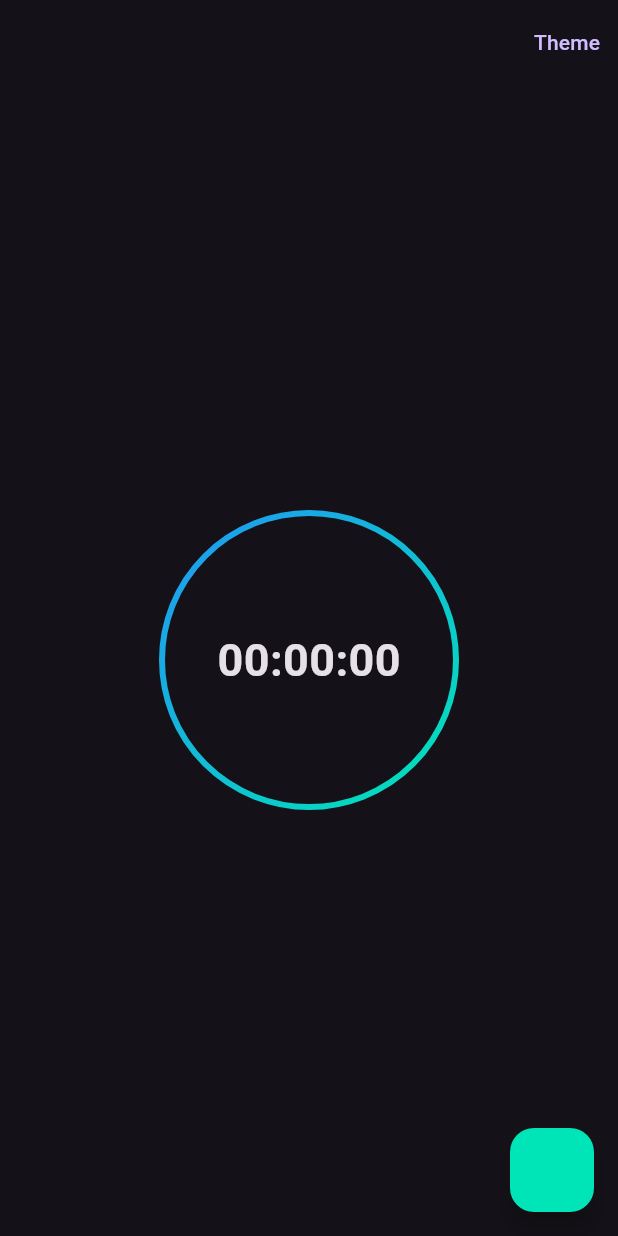
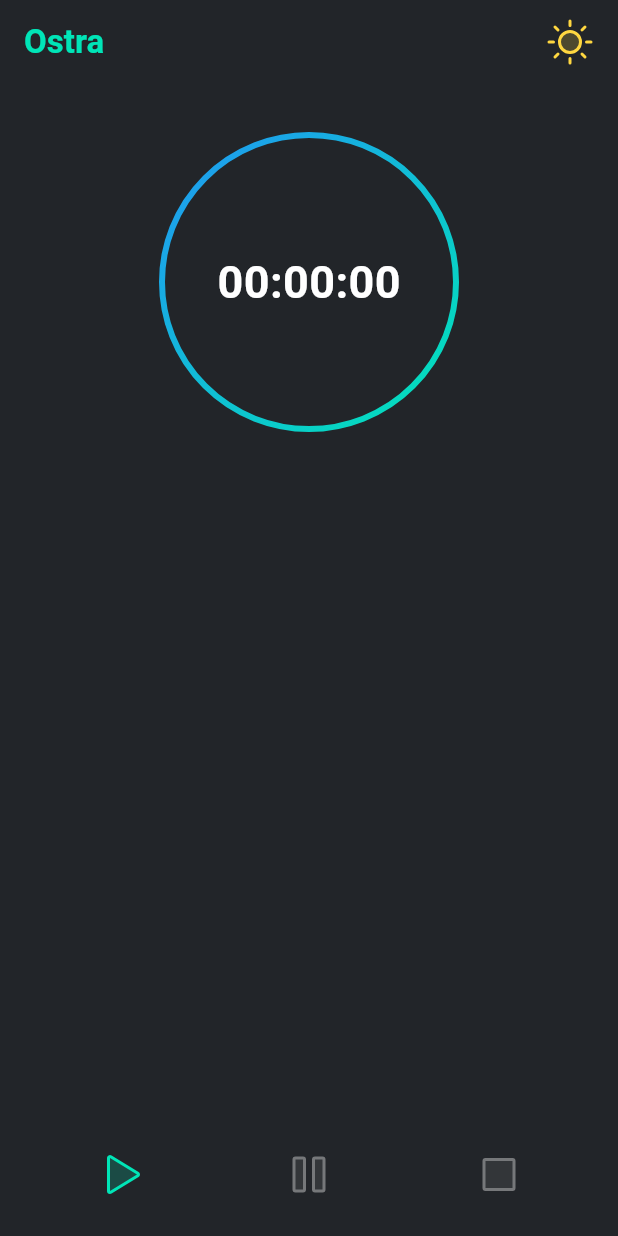
Before and after one commit to shadyaziza/ostra, a Flutter app: the screen it shows after launch, on a phone screen of 412 x 824 dp. Run offline on Flutter 3.47's test engine with Material 3 defaults, Android fonts, the light colour scheme and no system bars; our stand-ins replace phosphor_flutter, rxdart, stacked, stacked_services, stacked_shared.

Commit message:
basic timer home UI

```diff
--- a/lib/app/app.dart
+++ b/lib/app/app.dart
@@ -6,6 +6,7 @@ import 'package:stacked/stacked_annotations.dart';
 import 'package:stacked_services/stacked_services.dart';
 import 'package:ostra/ui/views/timer/timer_view.dart';
 import 'package:ostra/services/theme_service.dart';
+import 'package:ostra/services/activities_service.dart';
 // @stacked-import
 
 @StackedApp(
@@ -20,6 +21,7 @@ import 'package:ostra/services/theme_service.dart';
     LazySingleton(classType: DialogService),
     LazySingleton(classType: NavigationService),
     LazySingleton(classType: ThemeService),
+    LazySingleton(classType: ActivitiesService),
 // @stacked-service
   ],
   bottomsheets: [
--- a/lib/app/app.locator.dart
+++ b/lib/app/app.locator.dart
@@ -11,6 +11,7 @@ import 'package:stacked_services/src/dialog/dialog_service.dart';
 import 'package:stacked_services/src/navigation/navigation_service.dart';
 import 'package:stacked_shared/stacked_shared.dart';
 
+import '../services/activities_service.dart';
 import '../services/theme_service.dart';
 
 final locator = StackedLocator.instance;
@@ -27,5 +28,6 @@ Future<void> setupLocator({
   locator.registerLazySingleton(() => BottomSheetService());
   locator.registerLazySingleton(() => DialogService());
   locator.registerLazySingleton(() => NavigationService());
-  locator.registerLazySingleton(() => ThemeService(colors: DarkAppColors()));
+  locator.registerLazySingleton(() => ThemeService());
+  locator.registerLazySingleton(() => ActivitiesService());
 }
--- /dev/null
+++ b/lib/services/activities_service.dart
@@ -0,0 +1 @@
+class ActivitiesService {}
--- a/lib/services/theme_service.dart
+++ b/lib/services/theme_service.dart
@@ -2,9 +2,7 @@ import 'package:flutter/material.dart';
 import 'package:stacked/stacked.dart';
 
 class ThemeService with ListenableServiceMixin {
-  AppColors colors;
-
-  ThemeService({required this.colors}) {
+  ThemeService() {
     listenToReactiveValues([_themeData]);
   }
 
@@ -14,6 +12,8 @@ class ThemeService with ListenableServiceMixin {
   late ThemeData _themeData = darkTheme;
 
   ThemeData get themeData => _themeData;
+
+  bool get isDark => _themeData == darkTheme;
 
   void toggleTheme() {
     if (_themeData == darkTheme) {
@@ -30,12 +30,26 @@ class ThemeService with ListenableServiceMixin {
   }
 
   ThemeData get darkTheme {
+    // TODO(shadyaziza): extract colors
     return ThemeData(
       useMaterial3: true,
       primaryColor: darkColors.primary,
       primaryColorDark: darkColors.primary,
       floatingActionButtonTheme: FloatingActionButtonThemeData(
         backgroundColor: darkColors.primary,
+      ),
+      colorScheme: ColorScheme(
+        brightness: Brightness.dark,
+        primary: darkColors.primary,
+        onPrimary: Colors.white,
+        secondary: Colors.blue,
+        onSecondary: Colors.black,
+        error: Colors.redAccent,
+        onError: Colors.white,
+        background: darkColors.backgroundColor,
+        onBackground: Colors.white70,
+        surface: darkColors.surface,
+        onSurface: Colors.white,
       ),
       brightness: Brightness.dark,
     );
@@ -49,6 +63,8 @@ class ThemeService with ListenableServiceMixin {
 sealed class AppColors {
   Color get primary;
   Color get card;
+  Color get backgroundColor;
+  Color get surface;
 }
 
 class LightAppColors implements AppColors {
@@ -57,6 +73,12 @@ class LightAppColors implements AppColors {
 
   @override
   Color get primary => const Color(0xFF005C4A);
+
+  @override
+  Color get backgroundColor => Colors.white;
+
+  @override
+  Color get surface => const Color(0xFF222529);
 }
 
 class DarkAppColors implements AppColors {
@@ -65,6 +87,22 @@ class DarkAppColors implements AppColors {
 
   @override
   Color get primary => const Color(0xFF00E5B7);
+
+  @override
+  Color get backgroundColor => const Color(0xFF202226);
+
+  @override
+  Color get surface => const Color(0xFF222529);
 }
 
 class AppColorsService {}
+
+extension AppTheme on ThemeData {
+  Color get primary => colorScheme.primary;
+  Color get onPrimary => colorScheme.onPrimary;
+  Color get onSecondary => colorScheme.onSecondary;
+  Color get surface => colorScheme.surface;
+  Color get onSurface => colorScheme.onSurface;
+  Color get background => colorScheme.background;
+  Color get onBackground => colorScheme.onBackground;
+}
--- a/lib/ui/views/timer/timer_view.dart
+++ b/lib/ui/views/timer/timer_view.dart
@@ -1,6 +1,8 @@
 import 'package:flutter/material.dart';
 import 'package:ostra/app/app.locator.dart';
 import 'package:ostra/services/theme_service.dart';
+import 'package:phosphor_flutter/phosphor_flutter.dart';
+
 import 'package:stacked/stacked.dart';
 
 import 'timer_viewmodel.dart';
@@ -14,16 +16,86 @@ class TimerView extends StackedView<TimerViewModel> {
     TimerViewModel viewModel,
     Widget? child,
   ) {
+    final themeService = locator<ThemeService>();
     return Scaffold(
-      appBar: AppBar(actions: [
+      appBar: AppBar(
+        title: Text(
+          'Ostra',
+          style: Theme.of(context).textTheme.titleLarge!.copyWith(
+                fontWeight: FontWeight.bold,
+                color: Theme.of(context).primary,
+              ),
+        ),
+        centerTitle: false,
+        actions: [
           TextButton(
-          onPressed: locator<ThemeService>().toggleTheme,
-          child: const Text('Theme'),
+            onPressed: themeService.toggleTheme,
+            child: PhosphorIcon(
+              themeService.isDark
+                  ? PhosphorIcons.sun(PhosphorIconsStyle.duotone)
+                  : PhosphorIcons.moon(PhosphorIconsStyle.duotone),
+              color: themeService.isDark
+                  ? Colors.amberAccent
+                  : Theme.of(context).onSurface,
+              size: 32,
             ),
-      ]),
-      floatingActionButton:
-          FloatingActionButton(onPressed: viewModel.startTimer),
-      body: Center(
+          ),
+        ],
+      ),
+      bottomNavigationBar: Container(
+        height: 82,
+        padding: const EdgeInsets.all(16),
+        decoration: BoxDecoration(
+          color: Theme.of(context).colorScheme.surface,
+          borderRadius: const BorderRadius.only(
+              topLeft: Radius.circular(16), topRight: Radius.circular(16)),
+        ),
+        child: Row(
+          mainAxisAlignment: MainAxisAlignment.spaceAround,
+          children: [
+            IconButton(
+              onPressed: (!viewModel.isActive) || viewModel.isPaused
+                  ? viewModel.resumeTimer
+                  : null,
+              icon: PhosphorIcon(
+                PhosphorIcons.play(PhosphorIconsStyle.duotone),
+                color: (!viewModel.isActive) || viewModel.isPaused
+                    ? Theme.of(context).primary
+                    : null,
+                size: 32,
+              ),
+            ),
+            IconButton(
+              onPressed: viewModel.isActive ? viewModel.pauseTimer : null,
+              icon: PhosphorIcon(
+                PhosphorIcons.pause(PhosphorIconsStyle.duotone),
+                color: viewModel.isActive ? Theme.of(context).primary : null,
+                size: 32,
+              ),
+            ),
+            IconButton(
+              onPressed: viewModel.isActive || viewModel.isPaused
+                  ? viewModel.stopTimer
+                  : null,
+              icon: PhosphorIcon(
+                PhosphorIcons.stop(PhosphorIconsStyle.duotone),
+                color: viewModel.isActive || viewModel.isPaused
+                    ? Theme.of(context).primary
+                    : null,
+                size: 32,
+              ),
+            ),
+          ],
+        ),
+      ),
+      body: Padding(
+        padding: const EdgeInsets.only(top: 32),
+        child: Column(
+          children: [
+            InkWell(
+              customBorder: const CircleBorder(),
+              onTap: viewModel.startTimer,
+              child: Center(
                 child: CircularBorderedGradient(
                   child: Text(
                     viewModel.value,
@@ -32,6 +104,11 @@ class TimerView extends StackedView<TimerViewModel> {
                       fontWeight: FontWeight.bold,
                     ),
                   ),
+                ),
+              ),
+            ),
+            const Spacer(),
+          ],
         ),
       ),
     );
--- a/lib/ui/views/timer/timer_viewmodel.dart
+++ b/lib/ui/views/timer/timer_viewmodel.dart
@@ -14,28 +14,52 @@ class TimerViewModel extends ReactiveViewModel {
   @override
   List<ListenableServiceMixin> get listenableServices => [_themeService];
 
-  final BehaviorSubject<String> _subject = BehaviorSubject<String>();
-
-  String get elapsedValue => _subject.valueOrNull ?? 0.asHumanReadableTime;
-
-// TODO(shadyaziza): create a formatter
-  String get elapsed => elapsedValue.toString();
-
-  String _value = 0.asHumanReadableTime;
+  String _value = "00:00:00";
+  int _elapsedSeconds = 0; // Added to track elapsed time for pause/resume
 
   String get value => _value;
 
+  Timer? _timer;
+
+  bool get isActive => _timer?.isActive ?? false;
+
+  bool _isPaused = false;
+
+  bool get isPaused => _isPaused;
+
   void startTimer() {
-    Timer.periodic(const Duration(seconds: 1), (timer) {
-      _subject.add(timer.tick.asHumanReadableTime);
-      _value = timer.tick.asHumanReadableTime;
-      rebuildUi();
-    });
+    if (!(_timer?.isActive ?? false)) {
+      _isPaused = false;
+      _timer = Timer.periodic(const Duration(seconds: 1), (Timer t) {
+        _elapsedSeconds++;
+        _value = _elapsedSeconds.asHumanReadableTime;
+        rebuildUi();
+      });
+    }
+  }
+
+  void pauseTimer() {
+    _isPaused = true;
+    _timer?.cancel();
+    rebuildUi();
+  }
+
+  void resumeTimer() {
+    // No need to check if timer is active, as pause should have already cancelled it
+    startTimer();
+  }
+
+  void stopTimer() {
+    _timer?.cancel();
+    _timer = null;
+    _elapsedSeconds = 0; // Reset elapsed seconds on stop
+    _value = _elapsedSeconds.asHumanReadableTime; // Reset the display value
+    rebuildUi();
   }
 
   @override
   void dispose() {
-    _subject.close();
+    _timer?.cancel();
     super.dispose();
   }
 }
--- a/pubspec.yaml
+++ b/pubspec.yaml
@@ -9,6 +9,7 @@ environment:
 dependencies:
   flutter:
     sdk: flutter
+  phosphor_flutter: ^2.0.1
   rxdart: ^0.27.7
   stacked: ^3.4.0
   stacked_services: ^1.1.0
```
Also changed, not shown: pubspec.lock, 3 other files. Lines whose indentation alone changed are shown as unchanged.
